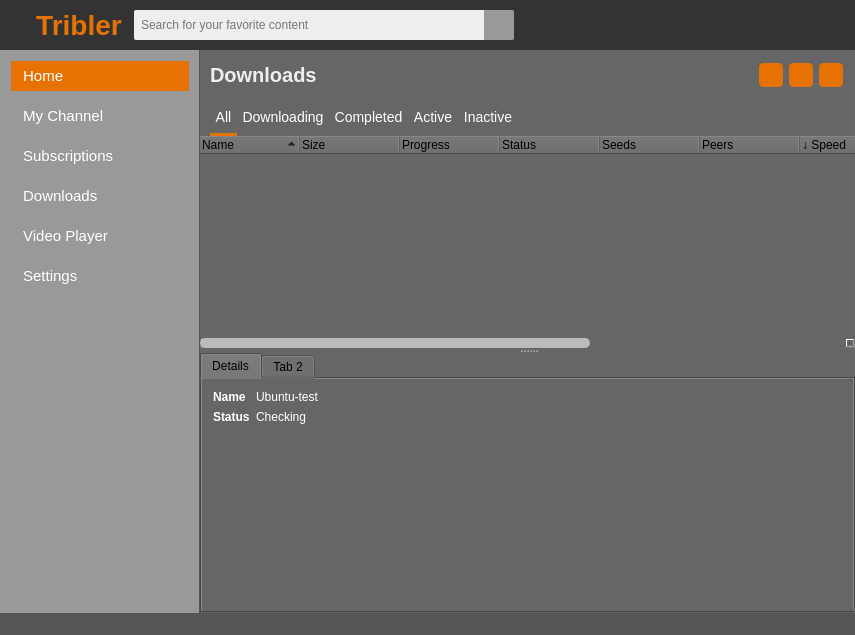
The window that TriblerGUI/qt_resources/mainwindow.ui (Tribler/tribler) describes before a commit, drawn with Qt 5.
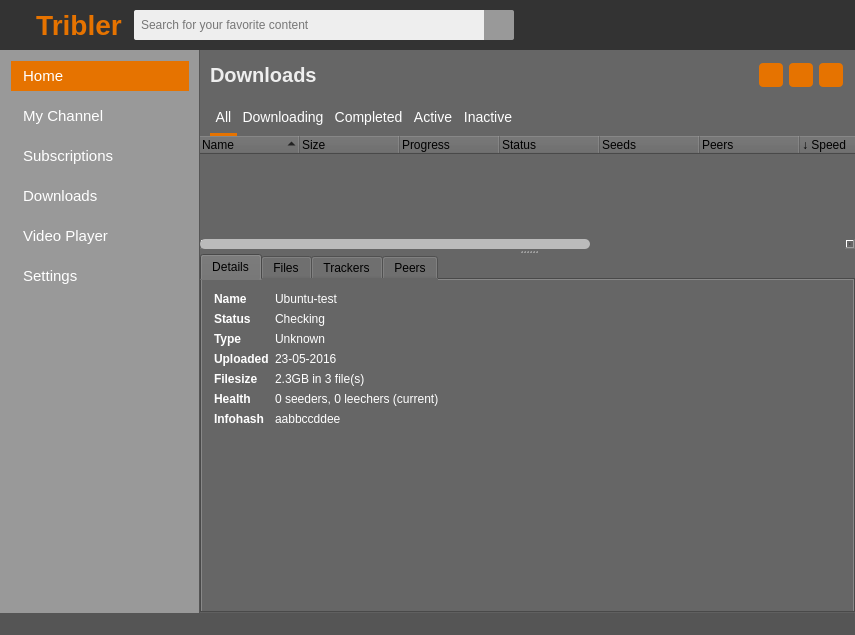
The same window after the commit. The open tabs and pages were chosen to show the change. Icons and pictures are not drawn. Custom widgets are drawn as their Qt base class.

Diff of the .ui file:
```diff
--- a/TriblerGUI/qt_resources/mainwindow.ui
+++ b/TriblerGUI/qt_resources/mainwindow.ui
@@ -735,7 +735,7 @@
       <item>
        <widget class="QStackedWidget" name="stackedWidget">
         <property name="currentIndex">
-         <number>1</number>
+         <number>7</number>
         </property>
         <widget class="QWidget" name="home_page">
          <layout class="QVBoxLayout" name="verticalLayout">
@@ -5729,6 +5729,9 @@
              <property name="bottomMargin">
               <number>0</number>
              </property>
+             <property name="verticalSpacing">
+              <number>-1</number>
+             </property>
              <item row="0" column="0">
               <widget class="QSplitter" name="splitter">
                <property name="orientation">
@@ -5834,10 +5837,11 @@
                 <property name="styleSheet">
                  <string notr="true">QLabel {
 color: white;
-}</string>
+}
+</string>
                 </property>
                 <property name="currentIndex">
-                 <number>0</number>
+                 <number>3</number>
                 </property>
                 <property name="movable">
                  <bool>false</bool>
@@ -5846,66 +5850,361 @@
                  <attribute name="title">
                   <string>Details</string>
                  </attribute>
-                 <layout class="QFormLayout" name="formLayout_4">
-                  <property name="labelAlignment">
-                   <set>Qt::AlignLeading|Qt::AlignLeft|Qt::AlignVCenter</set>
+                 <layout class="QVBoxLayout" name="verticalLayout_8">
+                  <property name="spacing">
+                   <number>0</number>
                   </property>
-                  <property name="formAlignment">
-                   <set>Qt::AlignLeading|Qt::AlignLeft|Qt::AlignTop</set>
+                  <property name="leftMargin">
+                   <number>0</number>
                   </property>
-                  <item row="0" column="0">
-                   <widget class="QLabel" name="label_28">
+                  <property name="topMargin">
+                   <number>0</number>
+                  </property>
+                  <property name="rightMargin">
+                   <number>0</number>
+                  </property>
+                  <property name="bottomMargin">
+                   <number>0</number>
+                  </property>
+                  <item>
+                   <widget class="QScrollArea" name="scrollArea_2">
                     <property name="styleSheet">
-                     <string notr="true">font-weight: bold;</string>
+                     <string notr="true">border: none;</string>
                     </property>
-                    <property name="text">
-                     <string>Name</string>
+                    <property name="widgetResizable">
+                     <bool>true</bool>
                     </property>
+                    <widget class="QWidget" name="scrollAreaWidgetContents_2">
+                     <property name="geometry">
+                      <rect>
+                       <x>0</x>
+                       <y>0</y>
+                       <width>647</width>
+                       <height>337</height>
+                      </rect>
+                     </property>
+                     <layout class="QFormLayout" name="formLayout_4">
+                      <property name="labelAlignment">
+                       <set>Qt::AlignLeading|Qt::AlignLeft|Qt::AlignVCenter</set>
+                      </property>
+                      <property name="formAlignment">
+                       <set>Qt::AlignLeading|Qt::AlignLeft|Qt::AlignTop</set>
+                      </property>
+                      <property name="leftMargin">
+                       <number>12</number>
+                      </property>
+                      <property name="topMargin">
+                       <number>12</number>
+                      </property>
+                      <property name="rightMargin">
+                       <number>12</number>
+                      </property>
+                      <property name="bottomMargin">
+                       <number>12</number>
+                      </property>
+                      <item row="0" column="0">
+                       <widget class="QLabel" name="label_28">
+                        <property name="styleSheet">
+                         <string notr="true">font-weight: bold;</string>
+                        </property>
+                        <property name="text">
+                         <string>Name</string>
+                        </property>
+                       </widget>
+                      </item>
+                      <item row="0" column="1">
+                       <widget class="QLabel" name="label_29">
+                        <property name="text">
+                         <string>Ubuntu-test</string>
+                        </property>
+                       </widget>
+                      </item>
+                      <item row="1" column="0">
+                       <widget class="QLabel" name="label_30">
+                        <property name="styleSheet">
+                         <string notr="true">font-weight: bold;</string>
+                        </property>
+                        <property name="text">
+                         <string>Status</string>
+                        </property>
+                       </widget>
+                      </item>
+                      <item row="1" column="1">
+                       <widget class="QLabel" name="label_31">
+                        <property name="text">
+                         <string>Checking</string>
+                        </property>
+                       </widget>
+                      </item>
+                      <item row="2" column="0">
+                       <widget class="QLabel" name="label_34">
+                        <property name="styleSheet">
+                         <string notr="true">font-weight: bold;</string>
+                        </property>
+                        <property name="text">
+                         <string>Type</string>
+                        </property>
+                       </widget>
+                      </item>
+                      <item row="2" column="1">
+                       <widget class="QLabel" name="label_35">
+                        <property name="text">
+                         <string>Unknown</string>
+                        </property>
+                       </widget>
+                      </item>
+                      <item row="3" column="0">
+                       <widget class="QLabel" name="label_32">
+                        <property name="styleSheet">
+                         <string notr="true">font-weight: bold;</string>
+                        </property>
+                        <property name="text">
+                         <string>Uploaded</string>
+                        </property>
+                       </widget>
+                      </item>
+                      <item row="3" column="1">
+                       <widget class="QLabel" name="label_33">
+                        <property name="text">
+                         <string>23-05-2016</string>
+                        </property>
+                       </widget>
+                      </item>
+                      <item row="4" column="0">
+                       <widget class="QLabel" name="label_36">
+                        <property name="styleSheet">
+                         <string notr="true">font-weight: bold;</string>
+                        </property>
+                        <property name="text">
+                         <string>Filesize</string>
+                        </property>
+                       </widget>
+                      </item>
+                      <item row="4" column="1">
+                       <widget class="QLabel" name="label_37">
+                        <property name="text">
+                         <string>2.3GB in 3 file(s)</string>
+                        </property>
+                       </widget>
+                      </item>
+                      <item row="5" column="0">
+                       <widget class="QLabel" name="label_38">
+                        <property name="styleSheet">
+                         <string notr="true">font-weight: bold;</string>
+                        </property>
+                        <property name="text">
+                         <string>Health</string>
+                        </property>
+                       </widget>
+                      </item>
+                      <item row="5" column="1">
+                       <widget class="QLabel" name="label_39">
+                        <property name="text">
+                         <string>0 seeders, 0 leechers (current)</string>
+                        </property>
+                       </widget>
+                      </item>
+                      <item row="6" column="0">
+                       <widget class="QLabel" name="label_40">
+                        <property name="styleSheet">
+                         <string notr="true">font-weight: bold;</string>
+                        </property>
+                        <property name="text">
+                         <string>Infohash</string>
+                        </property>
+                       </widget>
+                      </item>
+                      <item row="6" column="1">
+                       <widget class="QLabel" name="label_41">
+                        <property name="text">
+                         <string>aabbccddee</string>
+                        </property>
+                       </widget>
+                      </item>
+                     </layout>
+                    </widget>
                    </widget>
                   </item>
-                  <item row="0" column="1">
-                   <widget class="QLabel" name="label_29">
-                    <property name="text">
-                     <string>Ubuntu-test</string>
-                    </property>
-                   </widget>
-                  </item>
-                  <item row="1" column="0">
-                   <widget class="QLabel" name="label_30">
+                 </layout>
+                </widget>
+                <widget class="QWidget" name="download_files_tab">
+                 <attribute name="title">
+                  <string>Files</string>
+                 </attribute>
+                 <layout class="QVBoxLayout" name="verticalLayout_7">
+                  <property name="spacing">
+                   <number>0</number>
+                  </property>
+                  <property name="leftMargin">
+                   <number>0</number>
+                  </property>
+                  <property name="topMargin">
+                   <number>0</number>
+                  </property>
+                  <property name="rightMargin">
+                   <number>0</number>
+                  </property>
+                  <property name="bottomMargin">
+                   <number>0</number>
+                  </property>
+                  <item>
+                   <widget class="QTreeWidget" name="download_files_widget">
                     <property name="styleSheet">
-                     <string notr="true">font-weight: bold;</string>
+                     <string notr="true">QTreeWidget {
+border: none;
+}
+QTreeWidget::item {
+color: white;
+}
+QTreeWidget::item::selected {
+background-color: #444;
+}</string>
                     </property>
-                    <property name="text">
-                     <string>Status</string>
+                    <property name="indentation">
+                     <number>0</number>
                     </property>
-                   </widget>
-                  </item>
-                  <item row="1" column="1">
-                   <widget class="QLabel" name="label_31">
-                    <property name="text">
-                     <string>Checking</string>
+                    <property name="allColumnsShowFocus">
+                     <bool>false</bool>
                     </property>
+                    <property name="headerHidden">
+                     <bool>false</bool>
+                    </property>
+                    <column>
+                     <property name="text">
+                      <string>Path</string>
+                     </property>
+                    </column>
+                    <column>
+                     <property name="text">
+                      <string>Size</string>
+                     </property>
+                    </column>
+                    <column>
+                     <property name="text">
+                      <string>Done</string>
+                     </property>
+                    </column>
+                    <column>
+                     <property name="text">
+                      <string>%</string>
+                     </property>
+                    </column>
+                    <column>
+                     <property name="text">
+                      <string>Included?</string>
+                     </property>
+                    </column>
                    </widget>
                   </item>
                  </layout>
                 </widget>
                 <widget class="QWidget" name="tab_2">
                  <attribute name="title">
-                  <string>Tab 2</string>
+                  <string>Trackers</string>
                  </attribute>
-                 <widget class="QLabel" name="label_27">
-                  <property name="geometry">
-                   <rect>
-                    <x>70</x>
-                    <y>10</y>
-                    <width>59</width>
-                    <height>16</height>
-                   </rect>
+                 <layout class="QVBoxLayout" name="verticalLayout_9">
+                  <property name="leftMargin">
+                   <number>0</number>
                   </property>
-                  <property name="text">
-                   <string>TextLabel</string>
+                  <property name="topMargin">
+                   <number>0</number>
                   </property>
-                 </widget>
+                  <property name="rightMargin">
+                   <number>0</number>
+                  </property>
+                  <property name="bottomMargin">
+                   <number>0</number>
+                  </property>
+                  <item>
+                   <widget class="QTreeWidget" name="download_trackers_widget">
+                    <property name="styleSheet">
+                     <string notr="true">QTreeWidget {
+border: none;
+}
+QTreeWidget::item {
+color: white;
+}
+QTreeWidget::item::selected {
+background-color: #444;
+}</string>
+                    </property>
+                    <column>
+                     <property name="text">
+                      <string>Name</string>
+                     </property>
+                    </column>
+                    <column>
+                     <property name="text">
+                      <string>Status</string>
+                     </property>
+                    </column>
+                    <column>
+                     <property name="text">
+                      <string>Peers</string>
+                     </property>
+                    </column>
+                   </widget>
+                  </item>
+                 </layout>
+                </widget>
+                <widget class="QWidget" name="tab_3">
+                 <attribute name="title">
+                  <string>Peers</string>
+                 </attribute>
+                 <layout class="QVBoxLayout" name="verticalLayout_10">
+                  <property name="leftMargin">
+                   <number>0</number>
+                  </property>
+                  <property name="topMargin">
+                   <number>0</number>
+                  </property>
+                  <property name="rightMargin">
+                   <number>0</number>
+                  </property>
+                  <property name="bottomMargin">
+                   <number>0</number>
+                  </property>
+                  <item>
+                   <widget class="QTreeWidget" name="download_peers_widget">
+                    <property name="styleSheet">
+                     <string notr="true">QTreeWidget {
+border: none;
+}
+QTreeWidget::item {
+color: white;
+}
+QTreeWidget::item::selected {
+background-color: #444;
+}</string>
+                    </property>
+                    <column>
+                     <property name="text">
+                      <string>IP</string>
+                     </property>
+                    </column>
+                    <column>
+                     <property name="text">
+                      <string>Client</string>
+                     </property>
+                    </column>
+                    <column>
+                     <property name="text">
+                      <string>Flags</string>
+                     </property>
+                    </column>
+                    <column>
+                     <property name="text">
+                      <string>Down speed</string>
+                     </property>
+                    </column>
+                    <column>
+                     <property name="text">
+                      <string>Up speed</string>
+                     </property>
+                    </column>
+                   </widget>
+                  </item>
+                 </layout>
                 </widget>
                </widget>
               </widget>
```
